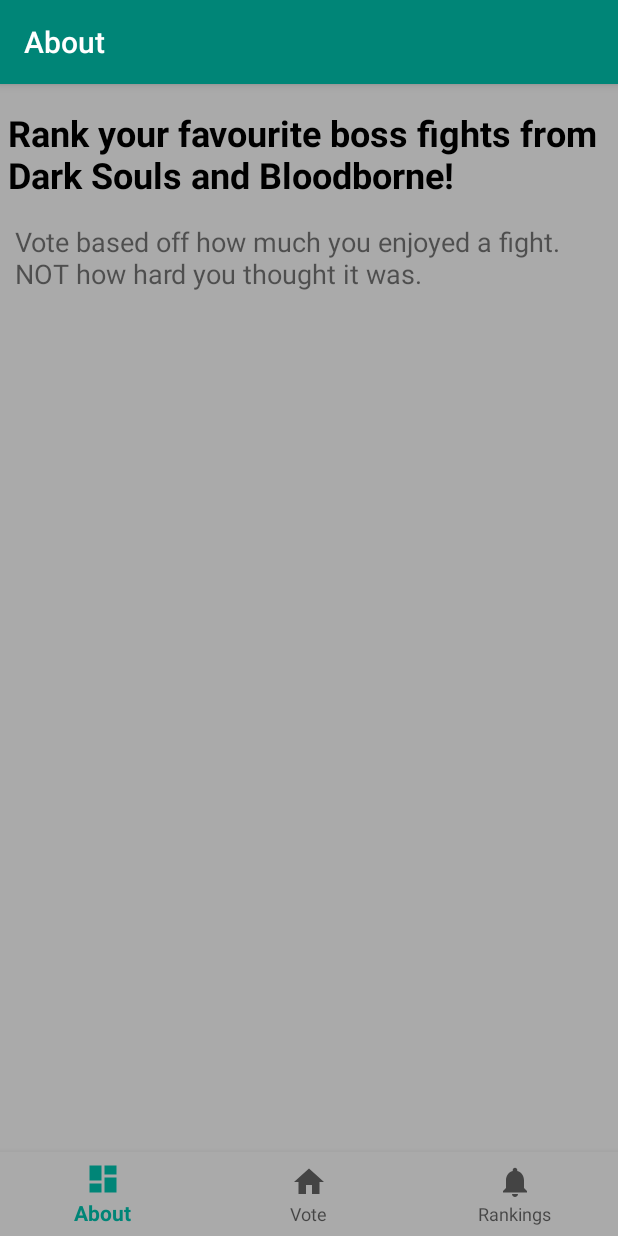
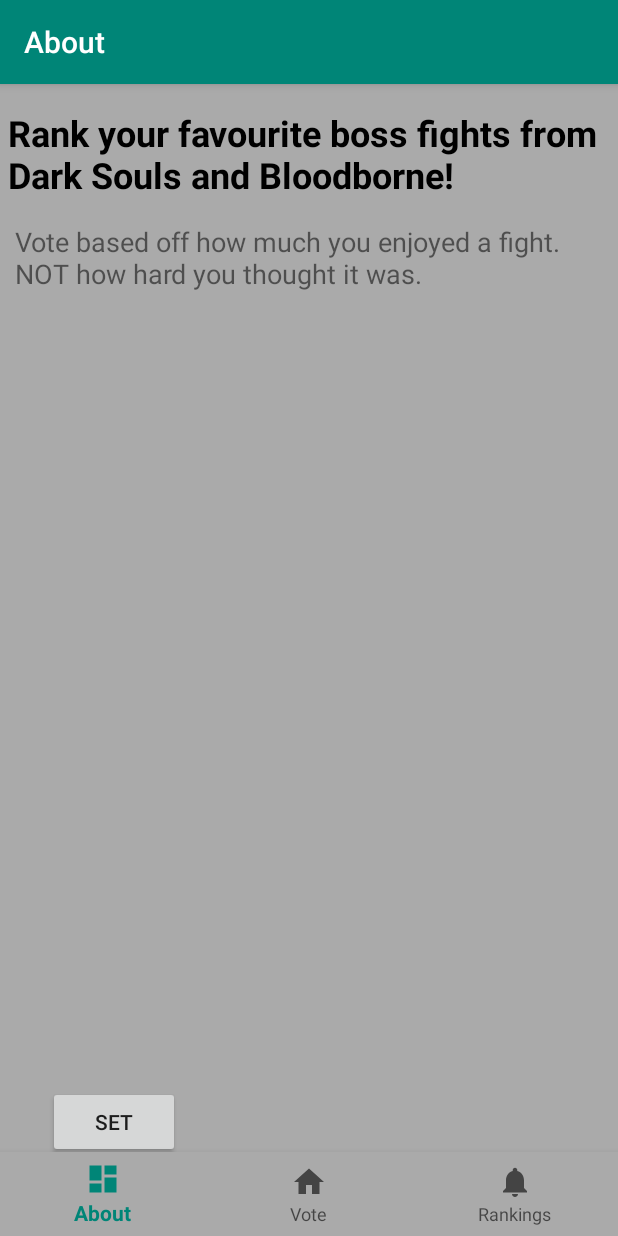
Before and after one commit to JPUF/SoulsBorneBossRanker, an Android app: the screen it shows after launch (StartActivity), on a phone screen of 412 x 824 dp. Run offline under Robolectric (Android 15) with nearby library versions, the phone set to English and light mode, and no system bars; our stand-ins replace Firebase (no records; nobody signed in at launch, a user with empty details on screens opened directly).

Commit message:
Trial data write to database.

```diff
--- a/app/build.gradle
+++ b/app/build.gradle
@@ -29,6 +29,7 @@ dependencies {
     implementation 'com.android.support:cardview-v7:28.0.0'
     implementation 'com.android.support:support-v4:28.0.0'
     implementation 'com.google.firebase:firebase-core:16.0.8'
+    implementation 'com.google.firebase:firebase-database:16.1.0'
 }
 
 apply plugin: 'com.google.gms.google-services'
--- a/app/src/main/java/com/example/soulsbornebossranker/StartActivity.java
+++ b/app/src/main/java/com/example/soulsbornebossranker/StartActivity.java
@@ -10,10 +10,29 @@ import android.view.MenuItem;
 import android.view.View;
 import android.widget.Button;
 import android.widget.EditText;
+import android.widget.TextView;
+
+import com.google.firebase.database.DataSnapshot;
+import com.google.firebase.database.DatabaseError;
+import com.google.firebase.database.DatabaseReference;
+import com.google.firebase.database.FirebaseDatabase;
+import com.google.firebase.database.ValueEventListener;
+
+import java.text.DateFormat;
+import java.text.SimpleDateFormat;
+import java.util.Date;
+import java.util.HashMap;
+import java.util.Map;
 
 public class StartActivity extends AppCompatActivity {
 
     BottomNavigationView navigation;
+    TextView realtimeTextView;
+    Button setButton;
+
+    DatabaseReference rootRef = FirebaseDatabase.getInstance().getReference();
+    DatabaseReference mConditionRef = rootRef.child("condition");
+    DatabaseReference mBossesRef = rootRef.child("bosses");
 
     private BottomNavigationView.OnNavigationItemSelectedListener mOnNavigationItemSelectedListener
             = new BottomNavigationView.OnNavigationItemSelectedListener() {
@@ -43,6 +62,10 @@ public class StartActivity extends AppCompatActivity {
         navigation = (BottomNavigationView) findViewById(R.id.navigation);
         navigation.setOnNavigationItemSelectedListener(mOnNavigationItemSelectedListener);
         navigation.getMenu().getItem(0).setChecked(true);
+
+        realtimeTextView = (TextView) findViewById(R.id.database_tv);
+        setButton = (Button) findViewById(R.id.button);
+
     }
 
     public void startMain() {
@@ -54,4 +77,37 @@ public class StartActivity extends AppCompatActivity {
         Intent intent = new Intent(this, RankingActivity.class);
         startActivity(intent);
     }
+
+    @Override
+    protected void onStart() {
+        super.onStart();
+
+        mConditionRef.addValueEventListener(new ValueEventListener() {
+            @Override
+            public void onDataChange(@NonNull DataSnapshot dataSnapshot) {
+                String text = dataSnapshot.getValue(String.class);
+                realtimeTextView.setText(text);
+            }
+
+            @Override
+            public void onCancelled(@NonNull DatabaseError databaseError) {
+
+            }
+        });
+
+        setButton.setOnClickListener(new View.OnClickListener() {
+            @Override
+            public void onClick(View v) {
+                DateFormat dateFormat = new SimpleDateFormat("yyyy/MM/dd HH:mm:ss");
+                Date date = new Date();
+                String dateS = dateFormat.format(date);
+                mConditionRef.setValue(dateS);
+
+                Map<String, String> bosses = new HashMap<>();
+                bosses.put("1", "Ornstein");
+                bosses.put("2", "Twin Princes");
+                mBossesRef.setValue(bosses);
+            }
+        });
+    }
 }
--- a/app/src/main/res/layout/activity_start.xml
+++ b/app/src/main/res/layout/activity_start.xml
@@ -50,4 +50,24 @@
         app:layout_constraintRight_toRightOf="parent"
         app:menu="@menu/navigation" />
 
+    <TextView
+        android:id="@+id/database_tv"
+        android:layout_width="wrap_content"
+        android:layout_height="wrap_content"
+        android:layout_marginStart="8dp"
+        android:layout_marginBottom="8dp"
+        android:text="Default Text"
+        android:textSize="24sp"
+        app:layout_constraintBottom_toTopOf="@+id/navigation"
+        app:layout_constraintStart_toStartOf="parent" />
+
+    <Button
+        android:id="@+id/button"
+        android:layout_width="wrap_content"
+        android:layout_height="wrap_content"
+        android:layout_marginStart="24dp"
+        android:text="Set"
+        app:layout_constraintBaseline_toBaselineOf="@+id/database_tv"
+        app:layout_constraintStart_toEndOf="@+id/database_tv" />
+
 </android.support.constraint.ConstraintLayout>
```
